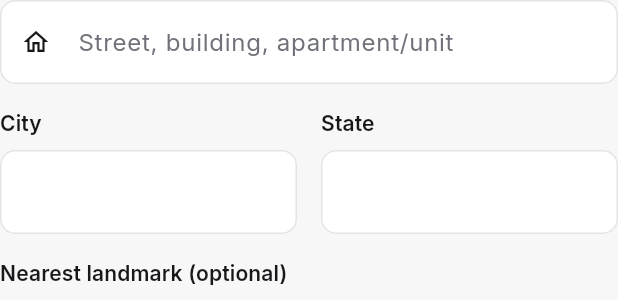
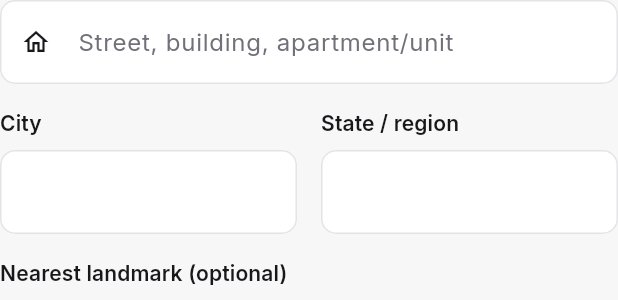
Before and after one commit to Vaibhavsh0120/resq, a Flutter app: the HomeLocationStep widget shown alone on an empty page, opened directly with empty values, on a phone screen of 412 x 824 dp. Shown: the part 513-813 px from the top of the screen. Run offline on Flutter 3.47's test engine with Material 3 defaults, Android fonts, the phone set to English and light mode, and no system bars; drawn by our look-alikes of flutter_map; our stand-ins replace cloud_firestore, firebase_auth, firebase_core, flutter_contacts, geolocator, google_fonts and 4 more; missing offline and left inert: phone_numbers_parser; accounts and stored records are empty; network calls fail; statements that could not run were skipped.

Commit message:
Improve onboarding location UX by country
Adds a country subdivision dataset and uses it in onboarding to provide searchable state/region suggestions based on the user’s phone country code (with locale fallback). It also improves geolocation permission handling and messaging, including an app-settings shortcut when permission is permanently denied, and refreshes home screen copy/UI to better emphasize emergency access status.

```diff
--- /dev/null
+++ b/lib/data/country_subdivisions.dart
@@ -0,0 +1,123 @@
+/// Common first-level address subdivisions, keyed by ISO 3166-1 alpha-2 code.
+///
+/// The field remains editable for countries not listed here (and for uncommon
+/// territories), so suggestions improve entry without restricting addresses.
+const countrySubdivisions = <String, List<String>>{
+  'IN': [
+    'Andaman and Nicobar Islands',
+    'Andhra Pradesh',
+    'Arunachal Pradesh',
+    'Assam',
+    'Bihar',
+    'Chandigarh',
+    'Chhattisgarh',
+    'Dadra and Nagar Haveli and Daman and Diu',
+    'Delhi',
+    'Goa',
+    'Gujarat',
+    'Haryana',
+    'Himachal Pradesh',
+    'Jammu and Kashmir',
+    'Jharkhand',
+    'Karnataka',
+    'Kerala',
+    'Ladakh',
+    'Lakshadweep',
+    'Madhya Pradesh',
+    'Maharashtra',
+    'Manipur',
+    'Meghalaya',
+    'Mizoram',
+    'Nagaland',
+    'Odisha',
+    'Puducherry',
+    'Punjab',
+    'Rajasthan',
+    'Sikkim',
+    'Tamil Nadu',
+    'Telangana',
+    'Tripura',
+    'Uttar Pradesh',
+    'Uttarakhand',
+    'West Bengal',
+  ],
+  'US': [
+    'Alabama',
+    'Alaska',
+    'Arizona',
+    'Arkansas',
+    'California',
+    'Colorado',
+    'Connecticut',
+    'Delaware',
+    'District of Columbia',
+    'Florida',
+    'Georgia',
+    'Hawaii',
+    'Idaho',
+    'Illinois',
+    'Indiana',
+    'Iowa',
+    'Kansas',
+    'Kentucky',
+    'Louisiana',
+    'Maine',
+    'Maryland',
+    'Massachusetts',
+    'Michigan',
+    'Minnesota',
+    'Mississippi',
+    'Missouri',
+    'Montana',
+    'Nebraska',
+    'Nevada',
+    'New Hampshire',
+    'New Jersey',
+    'New Mexico',
+    'New York',
+    'North Carolina',
+    'North Dakota',
+    'Ohio',
+    'Oklahoma',
+    'Oregon',
+    'Pennsylvania',
+    'Rhode Island',
+    'South Carolina',
+    'South Dakota',
+    'Tennessee',
+    'Texas',
+    'Utah',
+    'Vermont',
+    'Virginia',
+    'Washington',
+    'West Virginia',
+    'Wisconsin',
+    'Wyoming',
+  ],
+  'CA': [
+    'Alberta',
+    'British Columbia',
+    'Manitoba',
+    'New Brunswick',
+    'Newfoundland and Labrador',
+    'Northwest Territories',
+    'Nova Scotia',
+    'Nunavut',
+    'Ontario',
+    'Prince Edward Island',
+    'Quebec',
+    'Saskatchewan',
+    'Yukon',
+  ],
+  'AU': [
+    'Australian Capital Territory',
+    'New South Wales',
+    'Northern Territory',
+    'Queensland',
+    'South Australia',
+    'Tasmania',
+    'Victoria',
+    'Western Australia',
+  ],
+  'GB': ['England', 'Northern Ireland', 'Scotland', 'Wales'],
+};
--- a/lib/screens/onboarding/home_location_step.dart
+++ b/lib/screens/onboarding/home_location_step.dart
@@ -5,6 +5,7 @@ import 'package:geolocator/geolocator.dart';
 import 'package:latlong2/latlong.dart' as latlong;
 
 import '../../models/user_profile.dart';
+import '../../data/country_subdivisions.dart';
 import '../../theme/app_theme.dart';
 import '../../widgets/app_text_field.dart';
 import '../../widgets/primary_button.dart';
@@ -24,10 +25,12 @@ class HomeLocationStep extends StatefulWidget {
   const HomeLocationStep({
     super.key,
     required this.initialValue,
+    required this.countryCode,
     required this.onChanged,
   });
 
   final HomeLocation initialValue;
+  final String countryCode;
   final ValueChanged<HomeLocation> onChanged;
 
   @override
@@ -45,6 +48,7 @@ class _HomeLocationStepState extends State<HomeLocationStep> {
   double? _longitude;
   bool _isLocating = false;
   String? _locationError;
+  bool _permissionPermanentlyDenied = false;
 
   static const _defaultCenter = latlong.LatLng(20.5937, 78.9629); // India
 
@@ -112,7 +116,7 @@ class _HomeLocationStepState extends State<HomeLocationStep> {
       if (!serviceEnabled) {
         setState(
           () => _locationError =
-              'Location services are turned off on this device.',
+              'Location is off. You can still enter your address manually.',
         );
         return;
       }
@@ -122,15 +126,20 @@ class _HomeLocationStepState extends State<HomeLocationStep> {
         permission = await Geolocator.requestPermission();
       }
       if (permission == LocationPermission.denied) {
-        setState(() => _locationError = 'Location permission was denied.');
+        setState(
+          () => _locationError =
+              'Location permission was denied. Enter your address manually, '
+              'or try location again whenever you are ready.',
+        );
         return;
       }
       if (permission == LocationPermission.deniedForever) {
-        setState(
-          () => _locationError =
-              'Location permission is permanently denied. Enable it in '
-              'system settings to auto-fill your coordinates.',
-        );
+        setState(() {
+          _permissionPermanentlyDenied = true;
+          _locationError =
+              'Location permission is off. Manual address entry still '
+              'works, or you can enable location in system settings.';
+        });
         return;
       }
 
@@ -143,6 +152,7 @@ class _HomeLocationStepState extends State<HomeLocationStep> {
       setState(() {
         _latitude = position.latitude;
         _longitude = position.longitude;
+        _permissionPermanentlyDenied = false;
       });
       _emit();
       _mapController.move(
@@ -254,6 +264,15 @@ class _HomeLocationStepState extends State<HomeLocationStep> {
               ),
             ),
           ),
+        if (_permissionPermanentlyDenied)
+          Align(
+            alignment: Alignment.centerLeft,
+            child: TextButton.icon(
+              onPressed: Geolocator.openAppSettings,
+              icon: const Icon(Icons.settings_outlined, size: 18),
+              label: const Text('Open location settings'),
+            ),
+          ),
         SecondaryButton(
           label: hasCoords ? 'Update my location' : 'Use my current location',
           isLoading: _isLocating,
@@ -280,10 +299,9 @@ class _HomeLocationStepState extends State<HomeLocationStep> {
             ),
             const SizedBox(width: AppSpacing.md),
             Expanded(
-              child: AppTextField(
-                label: 'State',
+              child: _StateSuggestionField(
                 controller: _stateController,
-                textInputAction: TextInputAction.next,
+                countryCode: widget.countryCode,
               ),
             ),
           ],
@@ -300,3 +318,50 @@ class _HomeLocationStepState extends State<HomeLocationStep> {
     );
   }
 }
+
+class _StateSuggestionField extends StatelessWidget {
+  const _StateSuggestionField({
+    required this.controller,
+    required this.countryCode,
+  });
+
+  final TextEditingController controller;
+  final String countryCode;
+
+  @override
+  Widget build(BuildContext context) {
+    final suggestions = countrySubdivisions[countryCode] ?? const <String>[];
+    if (suggestions.isEmpty) {
+      return AppTextField(
+        label: 'State / region',
+        controller: controller,
+        textInputAction: TextInputAction.next,
+      );
+    }
+
+    return Column(
+      crossAxisAlignment: CrossAxisAlignment.start,
+      children: [
+        Text('State / region', style: Theme.of(context).textTheme.labelLarge),
+        const SizedBox(height: 8),
+        LayoutBuilder(
+          builder: (context, constraints) => DropdownMenu<String>(
+            key: ValueKey('state-suggestions-$countryCode'),
+            controller: controller,
+            width: constraints.maxWidth,
+            enableFilter: true,
+            enableSearch: true,
+            requestFocusOnTap: true,
+            hintText: 'Type or select',
+            dropdownMenuEntries: suggestions
+                .map((state) => DropdownMenuEntry(value: state, label: state))
+                .toList(),
+            onSelected: (state) {
+              if (state != null) controller.text = state;
+            },
+          ),
+        ),
+      ],
+    );
+  }
+}
```
Also changed, not shown: lib/screens/home/home_screen.dart (+46 -3 lines), lib/screens/onboarding/onboarding_flow.dart (+16 -0 lines).
